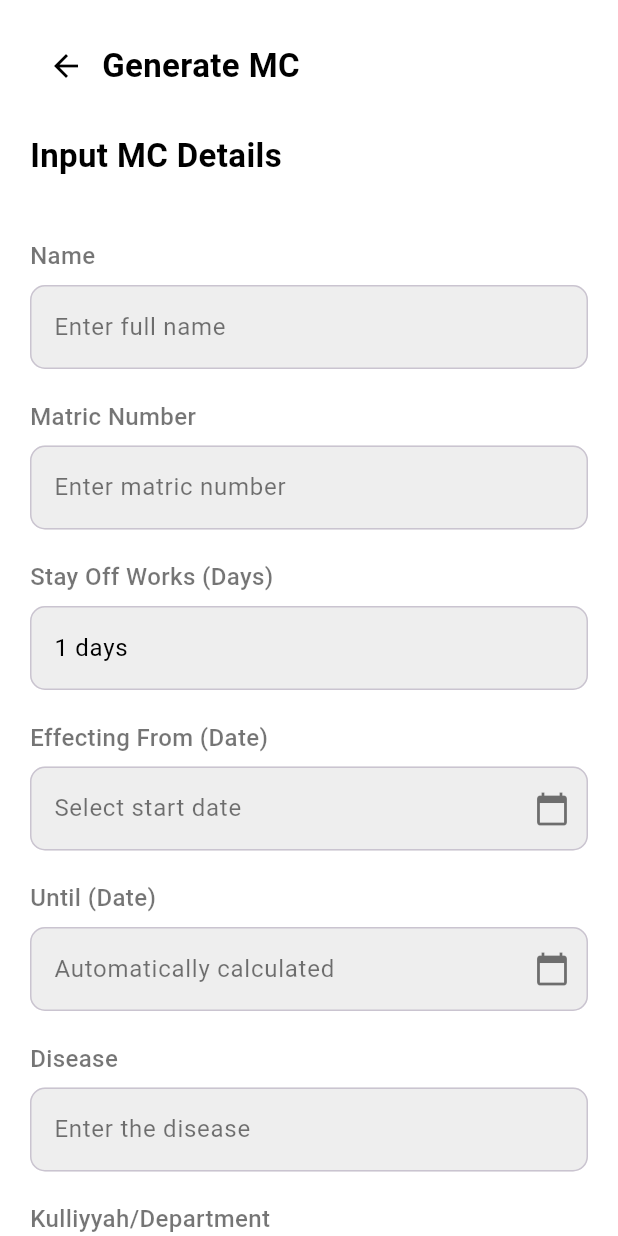
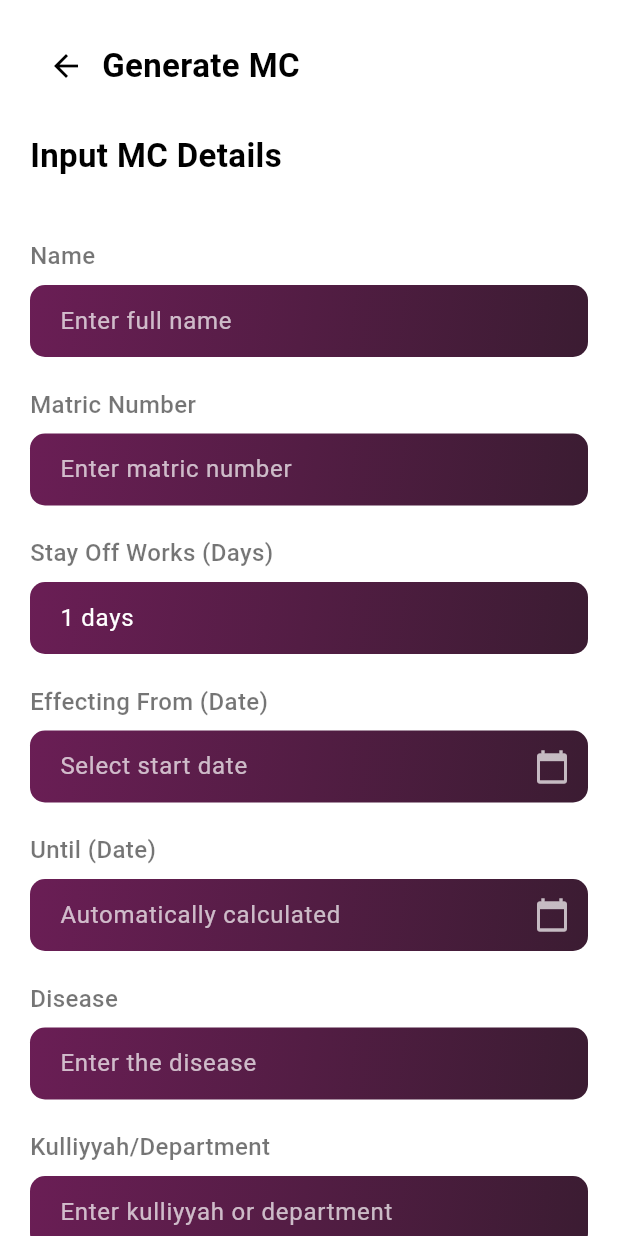
Before and after one commit to aqiibrahim/mcfy1, a Flutter app: the GenerateMCPage screen opened directly, on a phone screen of 412 x 824 dp. Run offline on Flutter 3.47's test engine with Material 3 defaults, Android fonts, the phone set to English and light mode, and no system bars; our stand-ins replace cloud_firestore, firebase_auth, firebase_core, firebase_storage, image_picker, numberpicker and 3 more; missing offline and left inert: barcode, encrypt, flutter_pdfview, mobile_scanner; accounts and stored records are empty.

Commit message:
Update generate_mc_page.dart

```diff
--- a/lib/pages/generate_mc_page.dart
+++ b/lib/pages/generate_mc_page.dart
@@ -1,9 +1,9 @@
 import 'package:flutter/material.dart';
-import 'package:numberpicker/numberpicker.dart'; // Import number picker package
+import 'package:numberpicker/numberpicker.dart';
 import 'package:cloud_firestore/cloud_firestore.dart';
 import 'package:firebase_auth/firebase_auth.dart';
 import 'package:intl/intl.dart';
-import 'package:encrypt/encrypt.dart' as encrypt; // For encryption
+import 'package:encrypt/encrypt.dart' as encrypt;
 import 'package:barcode/barcode.dart';
 import 'mc_display_page.dart';
 
@@ -23,11 +23,10 @@ class _GenerateMCPageState extends State<GenerateMCPage> {
   final TextEditingController diseaseController = TextEditingController();
 
   final _formKey = GlobalKey<FormState>();
-  int _stayOffDays = 1; // Default value for the number picker
+  int _stayOffDays = 1;
 
-  // Encryption setup
-  final _key = encrypt.Key.fromUtf8('my 32 length key................'); // 32 chars key
-  final _iv = encrypt.IV.fromLength(16); // Initialization vector for AES
+  final _key = encrypt.Key.fromUtf8('my 32 length key................');
+  final _iv = encrypt.IV.fromLength(16);
 
   Future<void> _generateMC() async {
     if (_formKey.currentState!.validate()) {
@@ -35,7 +34,6 @@ class _GenerateMCPageState extends State<GenerateMCPage> {
         final userId = FirebaseAuth.instance.currentUser!.uid;
         final documentId = FirebaseFirestore.instance.collection('medical_certificates').doc().id;
 
-        // Gather all metadata to be stored
         final mcData = {
           'name': nameController.text.trim(),
           'matricNumber': matricNumberController.text.trim(),
@@ -44,22 +42,19 @@ class _GenerateMCPageState extends State<GenerateMCPage> {
           'until': untilController.text.trim(),
           'department': departmentController.text.trim(),
           'disease': diseaseController.text.trim(),
-          'serialNumber': documentId, // Unique serial number
-          'generatedDate': DateTime.now().toIso8601String(), // Generation date
+          'serialNumber': documentId,
+          'generatedDate': DateTime.now().toIso8601String(),
           'generatedBy': userId,
         };
 
         final qrData = documentId;
-        print('Generated QR Data (Unencrypted): $qrData');
 
-        // Save metadata to Firestore
         await FirebaseFirestore.instance.collection('medical_certificates').doc(documentId).set({
           ...mcData,
           'qrData': qrData,
           'timestamp': FieldValue.serverTimestamp(),
         });
 
-        // Navigate to MC Display Page
         Navigator.push(
           context,
           MaterialPageRoute(
@@ -69,7 +64,6 @@ class _GenerateMCPageState extends State<GenerateMCPage> {
           ),
         );
 
-        // Clear the form fields
         nameController.clear();
         matricNumberController.clear();
         effectingFromController.clear();
@@ -93,7 +87,7 @@ class _GenerateMCPageState extends State<GenerateMCPage> {
     );
     if (picked != null) {
       setState(() {
-        controller.text = DateFormat('dd/MM/yyyy').format(picked); // Format the date
+        controller.text = DateFormat('dd/MM/yyyy').format(picked);
         if (controller == effectingFromController) {
           _updateUntilDate(picked);
         }
@@ -109,7 +103,7 @@ class _GenerateMCPageState extends State<GenerateMCPage> {
   @override
   Widget build(BuildContext context) {
     return Scaffold(
-      backgroundColor: Colors.white, // Set background to white
+      backgroundColor: Colors.white,
       body: SafeArea(
         child: SingleChildScrollView(
           padding: const EdgeInsets.all(20.0),
@@ -118,7 +112,6 @@ class _GenerateMCPageState extends State<GenerateMCPage> {
             child: Column(
               crossAxisAlignment: CrossAxisAlignment.start,
               children: [
-                // AppBar
                 Row(
                   children: [
                     IconButton(
@@ -138,8 +131,6 @@ class _GenerateMCPageState extends State<GenerateMCPage> {
                   ],
                 ),
                 const SizedBox(height: 20),
-
-                // Title
                 const Text(
                   'Input MC Details',
                   style: TextStyle(
@@ -149,8 +140,6 @@ class _GenerateMCPageState extends State<GenerateMCPage> {
                   ),
                 ),
                 const SizedBox(height: 20),
-
-                // Form Fields
                 _buildLabel('Name'),
                 _buildTextField(
                   controller: nameController,
@@ -158,7 +147,6 @@ class _GenerateMCPageState extends State<GenerateMCPage> {
                   validator: (value) =>
                       value == null || value.isEmpty ? 'Please enter a name' : null,
                 ),
-
                 _buildLabel('Matric Number'),
                 _buildTextField(
                   controller: matricNumberController,
@@ -166,30 +154,17 @@ class _GenerateMCPageState extends State<GenerateMCPage> {
                   validator: (value) =>
                       value == null || value.isEmpty ? 'Please enter a matric number' : null,
                 ),
-
                 _buildLabel('Stay Off Works (Days)'),
                 GestureDetector(
                   onTap: () => _showNumberPicker(context),
                   child: AbsorbPointer(
-                    child: TextFormField(
-                      controller: TextEditingController(
-                        text: '$_stayOffDays days',
-                      ),
-                      readOnly: true,
-                      decoration: InputDecoration(
+                    child: _buildTextField(
+                      controller: TextEditingController(text: '$_stayOffDays days'),
                       hintText: '$_stayOffDays days',
-                        filled: true,
-                        fillColor: Colors.grey[200],
-                        border: OutlineInputBorder(
-                          borderRadius: BorderRadius.circular(10),
-                        ),
-                        hintStyle: const TextStyle(color: Colors.black54),
-                      ),
-                      style: const TextStyle(color: Colors.black),
+                      validator: null,
                     ),
                   ),
                 ),
-
                 _buildLabel('Effecting From (Date)'),
                 _buildDateField(
                   controller: effectingFromController,
@@ -198,7 +173,6 @@ class _GenerateMCPageState extends State<GenerateMCPage> {
                   validator: (value) =>
                       value == null || value.isEmpty ? 'Please select a date' : null,
                 ),
-
                 _buildLabel('Until (Date)'),
                 _buildDateField(
                   controller: untilController,
@@ -207,7 +181,6 @@ class _GenerateMCPageState extends State<GenerateMCPage> {
                   validator: (value) =>
                       value == null || value.isEmpty ? 'Please select a date' : null,
                 ),
-
                 _buildLabel('Disease'),
                 _buildTextField(
                   controller: diseaseController,
@@ -215,30 +188,24 @@ class _GenerateMCPageState extends State<GenerateMCPage> {
                   validator: (value) =>
                       value == null || value.isEmpty ? 'Please enter the disease' : null,
                 ),
-
                 _buildLabel('Kulliyyah/Department'),
                 _buildTextField(
                   controller: departmentController,
                   hintText: 'Enter kulliyyah or department',
                   validator: (value) =>
-                      value == null || value.isEmpty
-                          ? 'Please enter the kulliyyah/department'
-                          : null,
+                      value == null || value.isEmpty ? 'Please enter the kulliyyah/department' : null,
                 ),
-
                 const SizedBox(height: 30),
-
-                // Generate Button
                 Center(
                   child: ElevatedButton(
-                    onPressed: _generateMC,
                     style: ElevatedButton.styleFrom(
-                      backgroundColor: Colors.orange,
+                      backgroundColor: const Color(0xFF6A1E55),
                       padding: const EdgeInsets.symmetric(vertical: 15, horizontal: 40),
                       shape: RoundedRectangleBorder(
                         borderRadius: BorderRadius.circular(10),
                       ),
                     ),
+                    onPressed: _generateMC,
                     child: const Text(
                       'Generate',
                       style: TextStyle(fontSize: 18, color: Colors.white),
@@ -286,8 +253,7 @@ class _GenerateMCPageState extends State<GenerateMCPage> {
                     setState(() {
                       _stayOffDays = tempValue;
                       if (effectingFromController.text.isNotEmpty) {
-                        final effectingFromDate = DateFormat('dd/MM/yyyy')
-                            .parse(effectingFromController.text);
+                        final effectingFromDate = DateFormat('dd/MM/yyyy').parse(effectingFromController.text);
                         _updateUntilDate(effectingFromDate);
                       }
                     });
@@ -322,20 +288,35 @@ class _GenerateMCPageState extends State<GenerateMCPage> {
     TextInputType keyboardType = TextInputType.text,
     String? Function(String?)? validator,
   }) {
-    return TextFormField(
+    return Container(
+      decoration: BoxDecoration(
+        gradient: const LinearGradient(
+          colors: [
+            Color(0xFF6A1E55),
+            Color(0xFF3B1C32),
+          ],
+          begin: Alignment.topLeft,
+          end: Alignment.bottomRight,
+        ),
+        borderRadius: BorderRadius.circular(10),
+      ),
+      child: TextFormField(
         controller: controller,
         keyboardType: keyboardType,
         decoration: InputDecoration(
           hintText: hintText,
           filled: true,
-        fillColor: Colors.grey[200],
+          fillColor: Colors.transparent,
           border: OutlineInputBorder(
             borderRadius: BorderRadius.circular(10),
+            borderSide: BorderSide.none,
           ),
-        hintStyle: const TextStyle(color: Colors.black54),
+          contentPadding: const EdgeInsets.symmetric(vertical: 12, horizontal: 16),
+          hintStyle: const TextStyle(color: Colors.white70),
         ),
-      style: const TextStyle(color: Colors.black),
+        style: const TextStyle(color: Colors.white),
         validator: validator,
+      ),
     );
   }
 
@@ -347,6 +328,18 @@ class _GenerateMCPageState extends State<GenerateMCPage> {
   }) {
     return GestureDetector(
       onTap: onTap,
+      child: Container(
+        decoration: BoxDecoration(
+          gradient: const LinearGradient(
+            colors: [
+              Color(0xFF6A1E55),
+              Color(0xFF3B1C32),
+            ],
+            begin: Alignment.topLeft,
+            end: Alignment.bottomRight,
+          ),
+          borderRadius: BorderRadius.circular(10),
+        ),
         child: AbsorbPointer(
           child: TextFormField(
             controller: controller,
@@ -354,15 +347,18 @@ class _GenerateMCPageState extends State<GenerateMCPage> {
             decoration: InputDecoration(
               hintText: hintText,
               filled: true,
-            fillColor: Colors.grey[200],
+              fillColor: Colors.transparent,
               border: OutlineInputBorder(
                 borderRadius: BorderRadius.circular(10),
+                borderSide: BorderSide.none,
               ),
-            suffixIcon: const Icon(Icons.calendar_today, color: Colors.black54),
-            hintStyle: const TextStyle(color: Colors.black54),
+              suffixIcon: const Icon(Icons.calendar_today, color: Colors.white70),
+              contentPadding: const EdgeInsets.symmetric(vertical: 12, horizontal: 16),
+              hintStyle: const TextStyle(color: Colors.white70),
             ),
-          style: const TextStyle(color: Colors.black),
+            style: const TextStyle(color: Colors.white),
             validator: validator,
+          ),
         ),
       ),
     );
```
Lines whose indentation alone changed are shown as unchanged.
